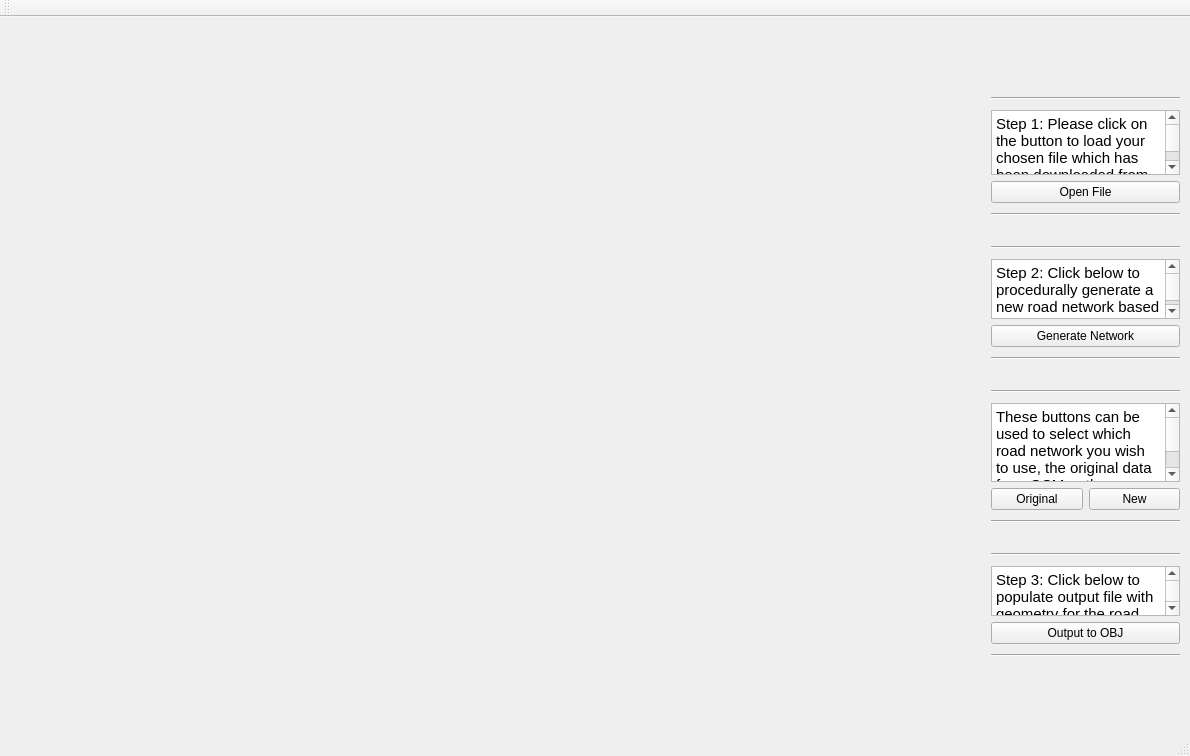
First picture: the form in XML_OpenGL/UI/mainwindow.ui, repository Elmatto753/OpenRoad, before the edit.
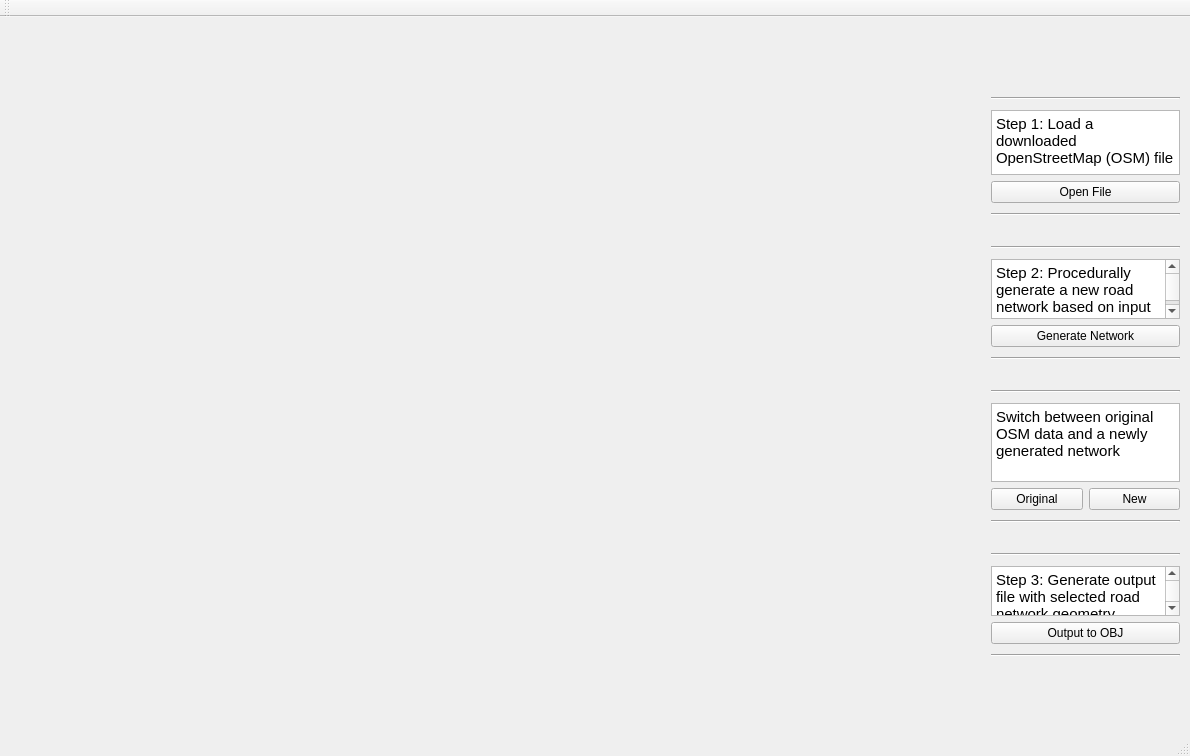
Second picture: the form after the edit.

Commit message: Last commit before changing track on road generation

The edit to the form file:
```diff
--- a/XML_OpenGL/UI/mainwindow.ui
+++ b/XML_OpenGL/UI/mainwindow.ui
@@ -93,8 +93,8 @@
         <string>&lt;!DOCTYPE HTML PUBLIC &quot;-//W3C//DTD HTML 4.0//EN&quot; &quot;http://www.w3.org/TR/REC-html40/strict.dtd&quot;&gt;
 &lt;html&gt;&lt;head&gt;&lt;meta name=&quot;qrichtext&quot; content=&quot;1&quot; /&gt;&lt;style type=&quot;text/css&quot;&gt;
 p, li { white-space: pre-wrap; }
-&lt;/style&gt;&lt;/head&gt;&lt;body style=&quot; font-family:'.SF NS Text'; font-size:13pt; font-weight:400; font-style:normal;&quot;&gt;
-&lt;p style=&quot; margin-top:0px; margin-bottom:0px; margin-left:0px; margin-right:0px; -qt-block-indent:0; text-indent:0px;&quot;&gt;&lt;span style=&quot; font-size:11pt;&quot;&gt;These buttons can be used to select which road network you wish to use, the original data from OSM or the new network&lt;/span&gt;&lt;/p&gt;&lt;/body&gt;&lt;/html&gt;</string>
+&lt;/style&gt;&lt;/head&gt;&lt;body style=&quot; font-family:'Sans Serif'; font-size:9pt; font-weight:400; font-style:normal;&quot;&gt;
+&lt;p style=&quot; margin-top:0px; margin-bottom:0px; margin-left:0px; margin-right:0px; -qt-block-indent:0; text-indent:0px;&quot;&gt;&lt;span style=&quot; font-family:'.SF NS Text'; font-size:11pt;&quot;&gt;Switch between original OSM data and a newly generated network&lt;/span&gt;&lt;/p&gt;&lt;/body&gt;&lt;/html&gt;</string>
        </property>
       </widget>
      </item>
@@ -149,8 +149,8 @@
         <string>&lt;!DOCTYPE HTML PUBLIC &quot;-//W3C//DTD HTML 4.0//EN&quot; &quot;http://www.w3.org/TR/REC-html40/strict.dtd&quot;&gt;
 &lt;html&gt;&lt;head&gt;&lt;meta name=&quot;qrichtext&quot; content=&quot;1&quot; /&gt;&lt;style type=&quot;text/css&quot;&gt;
 p, li { white-space: pre-wrap; }
-&lt;/style&gt;&lt;/head&gt;&lt;body style=&quot; font-family:'.SF NS Text'; font-size:13pt; font-weight:400; font-style:normal;&quot;&gt;
-&lt;p style=&quot; margin-top:0px; margin-bottom:0px; margin-left:0px; margin-right:0px; -qt-block-indent:0; text-indent:0px;&quot;&gt;&lt;span style=&quot; font-size:11pt;&quot;&gt;Step 1: Please click on the button to load your chosen file which has been downloaded from OpenStreetMaps (OSM)&lt;/span&gt;&lt;/p&gt;&lt;/body&gt;&lt;/html&gt;</string>
+&lt;/style&gt;&lt;/head&gt;&lt;body style=&quot; font-family:'Sans Serif'; font-size:9pt; font-weight:400; font-style:normal;&quot;&gt;
+&lt;p style=&quot; margin-top:0px; margin-bottom:0px; margin-left:0px; margin-right:0px; -qt-block-indent:0; text-indent:0px;&quot;&gt;&lt;span style=&quot; font-family:'.SF NS Text'; font-size:11pt;&quot;&gt;Step 1: Load a downloaded OpenStreetMap (OSM) file&lt;/span&gt;&lt;/p&gt;&lt;/body&gt;&lt;/html&gt;</string>
        </property>
       </widget>
      </item>
@@ -231,8 +231,8 @@
         <string>&lt;!DOCTYPE HTML PUBLIC &quot;-//W3C//DTD HTML 4.0//EN&quot; &quot;http://www.w3.org/TR/REC-html40/strict.dtd&quot;&gt;
 &lt;html&gt;&lt;head&gt;&lt;meta name=&quot;qrichtext&quot; content=&quot;1&quot; /&gt;&lt;style type=&quot;text/css&quot;&gt;
 p, li { white-space: pre-wrap; }
-&lt;/style&gt;&lt;/head&gt;&lt;body style=&quot; font-family:'.SF NS Text'; font-size:13pt; font-weight:400; font-style:normal;&quot;&gt;
-&lt;p style=&quot; margin-top:0px; margin-bottom:0px; margin-left:0px; margin-right:0px; -qt-block-indent:0; text-indent:0px;&quot;&gt;&lt;span style=&quot; font-size:11pt;&quot;&gt;Step 3: Click below to populate output file with geometry for the road network&lt;/span&gt;&lt;/p&gt;&lt;/body&gt;&lt;/html&gt;</string>
+&lt;/style&gt;&lt;/head&gt;&lt;body style=&quot; font-family:'Sans Serif'; font-size:9pt; font-weight:400; font-style:normal;&quot;&gt;
+&lt;p style=&quot; margin-top:0px; margin-bottom:0px; margin-left:0px; margin-right:0px; -qt-block-indent:0; text-indent:0px;&quot;&gt;&lt;span style=&quot; font-family:'.SF NS Text'; font-size:11pt;&quot;&gt;Step 3: Generate output file with selected road network geometry&lt;/span&gt;&lt;/p&gt;&lt;/body&gt;&lt;/html&gt;</string>
        </property>
       </widget>
      </item>
@@ -267,8 +267,8 @@
         <string>&lt;!DOCTYPE HTML PUBLIC &quot;-//W3C//DTD HTML 4.0//EN&quot; &quot;http://www.w3.org/TR/REC-html40/strict.dtd&quot;&gt;
 &lt;html&gt;&lt;head&gt;&lt;meta name=&quot;qrichtext&quot; content=&quot;1&quot; /&gt;&lt;style type=&quot;text/css&quot;&gt;
 p, li { white-space: pre-wrap; }
-&lt;/style&gt;&lt;/head&gt;&lt;body style=&quot; font-family:'.SF NS Text'; font-size:13pt; font-weight:400; font-style:normal;&quot;&gt;
-&lt;p style=&quot; margin-top:0px; margin-bottom:0px; margin-left:0px; margin-right:0px; -qt-block-indent:0; text-indent:0px;&quot;&gt;&lt;span style=&quot; font-size:11pt;&quot;&gt;Step 2: Click below to procedurally generate a new road network based off of the input example data&lt;/span&gt;&lt;/p&gt;&lt;/body&gt;&lt;/html&gt;</string>
+&lt;/style&gt;&lt;/head&gt;&lt;body style=&quot; font-family:'Sans Serif'; font-size:9pt; font-weight:400; font-style:normal;&quot;&gt;
+&lt;p style=&quot; margin-top:0px; margin-bottom:0px; margin-left:0px; margin-right:0px; -qt-block-indent:0; text-indent:0px;&quot;&gt;&lt;span style=&quot; font-family:'.SF NS Text'; font-size:11pt;&quot;&gt;Step 2: Procedurally generate a new road network based on input data&lt;/span&gt;&lt;/p&gt;&lt;/body&gt;&lt;/html&gt;</string>
        </property>
       </widget>
      </item>
```
Left out of the diff: 2 changed lines with no effect on the pictures. The commit also changes 13 other files.
